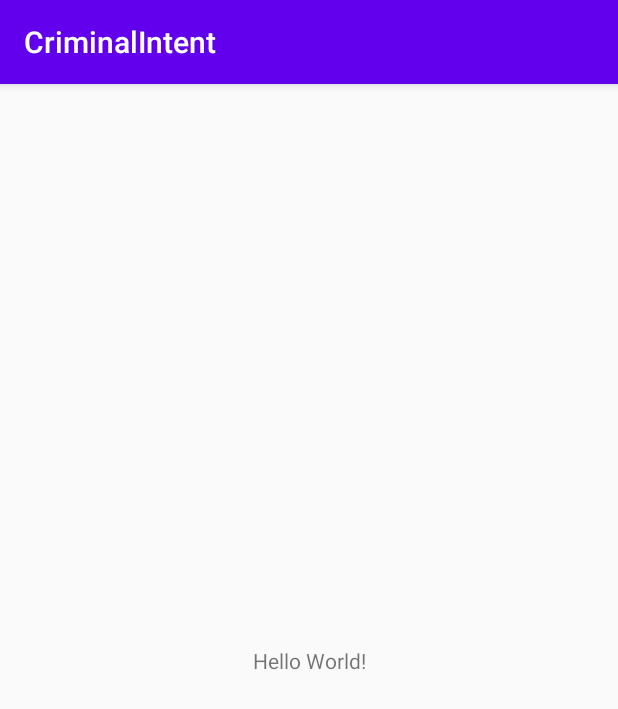
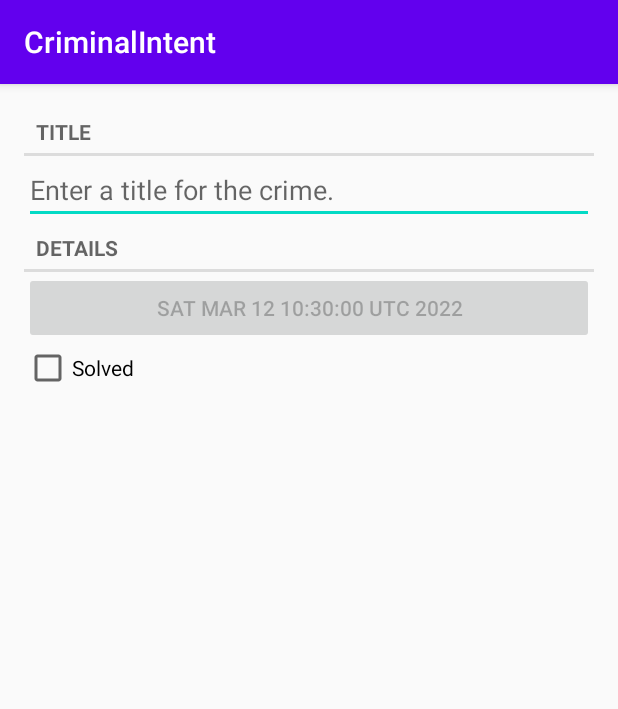
Before and after one commit to Shevy-D/CriminalIntent, an Android app: the screen it shows after launch (MainActivity), on a phone screen of 412 x 824 dp. Shown: the top 709 px of the screen. Run offline under Robolectric (Android 15) with nearby library versions, the phone set to English and light mode, and no system bars.

Commit message:
Create Fragment

```diff
--- /dev/null
+++ b/app/src/main/java/com/example/criminalintent/Crime.kt
@@ -0,0 +1,11 @@
+package com.example.criminalintent
+
+import java.util.*
+
+
+data class Crime(
+    val id: UUID = UUID.randomUUID(),
+    var title: String = "",
+    var date: Date = Date(),
+    var isSolved: Boolean = false) {
+}
--- /dev/null
+++ b/app/src/main/java/com/example/criminalintent/CrimeFragment.kt
@@ -0,0 +1,75 @@
+package com.example.criminalintent
+
+import android.os.Bundle
+import android.support.v4.app.Fragment
+import android.text.Editable
+import android.text.TextWatcher
+import android.view.LayoutInflater
+import android.view.View
+import android.view.ViewGroup
+import android.widget.Button
+import android.widget.CheckBox
+import android.widget.EditText
+
+class CrimeFragment : Fragment() {
+    private lateinit var crime: Crime
+    private lateinit var titleField: EditText
+    private lateinit var dateButton: Button
+    private lateinit var solvedCheckBox: CheckBox
+
+    override fun onCreate(savedInstanceState: Bundle?) {
+        super.onCreate(savedInstanceState)
+        crime = Crime()
+    }
+
+    override fun onCreateView(
+        inflater: LayoutInflater,
+        container: ViewGroup?,
+        savedInstanceState: Bundle?
+    ): View? {
+        val view = inflater.inflate(R.layout.fragment_crime, container, false)
+        titleField = view.findViewById(R.id.crime_title) as EditText
+        dateButton = view.findViewById(R.id.crime_date) as Button
+        solvedCheckBox = view.findViewById(R.id.crime_solved) as CheckBox
+        dateButton.apply {
+            text = crime.date.toString()
+            isEnabled = false
+        }
+        return view
+    }
+
+    override fun onStart() {
+        super.onStart()
+        val titleWatcher = object : TextWatcher
+        {
+            override fun beforeTextChanged(
+                sequence: CharSequence?,
+                start: Int,
+                count: Int,
+                after: Int
+            ) {
+                TODO("Not yet implemented")
+            }
+
+            override fun onTextChanged(
+                sequence: CharSequence?,
+                start: Int,
+                count: Int,
+                after: Int
+            ) {
+                crime.title = sequence.toString()
+            }
+
+            override fun afterTextChanged(sequence: Editable?) {
+                TODO("Not yet implemented")
+            }
+        }
+        titleField.addTextChangedListener(titleWatcher)
+
+        solvedCheckBox.apply {
+            setOnCheckedChangeListener {_, isChecked ->
+                crime.isSolved = isChecked
+            }
+        }
+    }
+}
--- a/app/src/main/java/com/example/criminalintent/MainActivity.kt
+++ b/app/src/main/java/com/example/criminalintent/MainActivity.kt
@@ -7,5 +7,15 @@ class MainActivity : AppCompatActivity() {
     override fun onCreate(savedInstanceState: Bundle?) {
         super.onCreate(savedInstanceState)
         setContentView(R.layout.activity_main)
+
+        val currentFragment = supportFragmentManager.findFragmentById(R.id.fragment_container)
+
+        if (currentFragment == null) {
+            val fragment = CrimeFragment()
+                supportFragmentManager
+                    .beginTransaction()
+                    .add(R.id.fragment_container, fragment)
+                    .commit()
+        }
     }
 }
--- a/app/src/main/res/layout/activity_main.xml
+++ b/app/src/main/res/layout/activity_main.xml
@@ -1,18 +1,7 @@
 <?xml version="1.0" encoding="utf-8"?>
-<android.support.constraint.ConstraintLayout xmlns:android="http://schemas.android.com/apk/res/android"
-    xmlns:app="http://schemas.android.com/apk/res-auto"
-    xmlns:tools="http://schemas.android.com/tools"
+<FrameLayout xmlns:android="http://schemas.android.com/apk/res/android"
+    android:id="@+id/fragment_container"
     android:layout_width="match_parent"
-    android:layout_height="match_parent"
-    tools:context=".MainActivity">
+    android:layout_height="match_parent">
 
-    <TextView
-        android:layout_width="wrap_content"
-        android:layout_height="wrap_content"
-        android:text="Hello World!"
-        app:layout_constraintBottom_toBottomOf="parent"
-        app:layout_constraintLeft_toLeftOf="parent"
-        app:layout_constraintRight_toRightOf="parent"
-        app:layout_constraintTop_toTopOf="parent" />
-
-</android.support.constraint.ConstraintLayout>
+</FrameLayout>
--- /dev/null
+++ b/app/src/main/res/layout/fragment_crime.xml
@@ -0,0 +1,38 @@
+<?xml version="1.0" encoding="utf-8"?>
+<LinearLayout xmlns:android="http://schemas.android.com/apk/res/android"
+    xmlns:tools="http://schemas.android.com/tools"
+    android:layout_width="match_parent"
+    android:layout_height="match_parent"
+    android:layout_margin="16dp"
+    android:orientation="vertical">
+
+    <TextView
+        style="?android:listSeparatorTextViewStyle"
+        android:layout_width="match_parent"
+        android:layout_height="wrap_content"
+        android:text="@string/crime_title_label" />
+
+    <EditText
+        android:id="@+id/crime_title"
+        android:layout_width="match_parent"
+        android:layout_height="wrap_content"
+        android:hint="@string/crime_title_hint" />
+
+    <TextView
+        style="?android:listSeparatorTextViewStyle"
+        android:layout_width="match_parent"
+        android:layout_height="wrap_content"
+        android:text="@string/crime_details_label" />
+
+    <Button
+        android:id="@+id/crime_date"
+        android:layout_width="match_parent"
+        android:layout_height="wrap_content"
+        tools:text="Sat Mar 12 19:35 EST 2022" />
+
+    <CheckBox
+        android:id="@+id/crime_solved"
+        android:layout_width="match_parent"
+        android:layout_height="wrap_content"
+        android:text="@string/crime_solved_label" />
+</LinearLayout>
--- a/app/src/main/res/values/strings.xml
+++ b/app/src/main/res/values/strings.xml
@@ -1,3 +1,7 @@
 <resources>
     <string name="app_name">CriminalIntent</string>
+    <string name="crime_title_hint">Enter a title for the crime.</string>
+    <string name="crime_title_label">Title</string>
+    <string name="crime_details_label">Details</string>
+    <string name="crime_solved_label">Solved</string>
 </resources>
```
